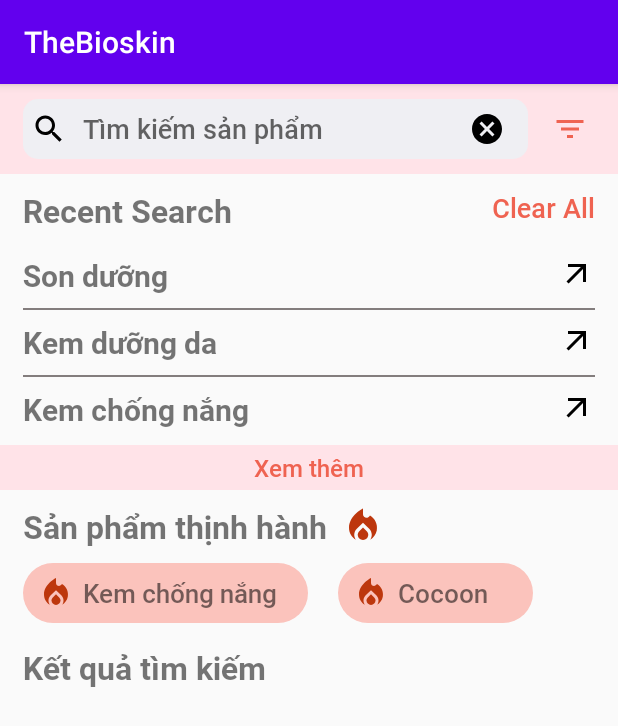
After one commit to The-Bioskin/TheBioskinApp, an Android app: the SearchProductActivity screen opened directly, with no data from a screen before it, on a phone screen of 412 x 824 dp. The commit adds this screen. Shown: the top 726 px of the screen. Run offline under Robolectric (Android 15) with nearby library versions, the phone set to English and light mode, and no system bars.

Commit message:
code of searching product

```diff
--- /dev/null
+++ b/app/src/main/java/com/example/thebioskin/SearchProductActivity.java
@@ -0,0 +1,14 @@
+package com.example.thebioskin;
+
+import androidx.appcompat.app.AppCompatActivity;
+
+import android.os.Bundle;
+
+public class SearchProductActivity extends AppCompatActivity {
+
+    @Override
+    protected void onCreate(Bundle savedInstanceState) {
+        super.onCreate(savedInstanceState);
+        setContentView(R.layout.activity_search_product);
+    }
+}
--- /dev/null
+++ b/app/src/main/res/drawable/ic_arrow_outward.xml
@@ -0,0 +1,5 @@
+<vector android:height="24dp" android:tint="#000000"
+    android:viewportHeight="24" android:viewportWidth="24"
+    android:width="24dp" xmlns:android="http://schemas.android.com/apk/res/android">
+    <path android:fillColor="@android:color/white" android:pathData="M6,6l0,2l8.59,0l-9.59,9.59l1.41,1.41l9.59,-9.59l0,8.59l2,0l0,-12z"/>
+</vector>
--- a/app/src/main/res/drawable/ic_baseline_cancel_24.xml
+++ b/app/src/main/res/drawable/ic_baseline_cancel_24.xml
@@ -1,4 +1,4 @@
-<vector android:height="24dp" android:tint="#F38375"
+<vector android:height="24dp" android:tint="#000000"
     android:viewportHeight="24" android:viewportWidth="24"
     android:width="24dp" xmlns:android="http://schemas.android.com/apk/res/android">
     <path android:fillColor="@android:color/white" android:pathData="M12,2C6.47,2 2,6.47 2,12s4.47,10 10,10 10,-4.47 10,-10S17.53,2 12,2zM17,15.59L15.59,17 12,13.41 8.41,17 7,15.59 10.59,12 7,8.41 8.41,7 12,10.59 15.59,7 17,8.41 13.41,12 17,15.59z"/>
--- /dev/null
+++ b/app/src/main/res/drawable/ic_filter_list.xml
@@ -0,0 +1,5 @@
+<vector android:height="24dp" android:tint="#EF6351"
+    android:viewportHeight="24" android:viewportWidth="24"
+    android:width="24dp" xmlns:android="http://schemas.android.com/apk/res/android">
+    <path android:fillColor="@android:color/white" android:pathData="M10,18h4v-2h-4v2zM3,6v2h18L21,6L3,6zM6,13h12v-2L6,11v2z"/>
+</vector>
--- /dev/null
+++ b/app/src/main/res/drawable/ic_fire.xml
@@ -0,0 +1,6 @@
+<vector android:height="24dp" android:tint="#BD370D"
+    android:viewportHeight="24" android:viewportWidth="24"
+    android:width="24dp" xmlns:android="http://schemas.android.com/apk/res/android">
+    <path android:fillColor="@android:color/white" android:pathData="M12,12.9l-2.13,2.09C9.31,15.55 9,16.28 9,17.06C9,18.68 10.35,20 12,20s3,-1.32 3,-2.94c0,-0.78 -0.31,-1.52 -0.87,-2.07L12,12.9z"/>
+    <path android:fillColor="@android:color/white" android:pathData="M16,6l-0.44,0.55C14.38,8.02 12,7.19 12,5.3V2c0,0 -8,4 -8,11c0,2.92 1.56,5.47 3.89,6.86C7.33,19.07 7,18.1 7,17.06c0,-1.32 0.52,-2.56 1.47,-3.5L12,10.1l3.53,3.47c0.95,0.93 1.47,2.17 1.47,3.5c0,1.02 -0.31,1.96 -0.85,2.75c1.89,-1.15 3.29,-3.06 3.71,-5.3C20.52,10.97 18.79,7.62 16,6z"/>
+</vector>
--- /dev/null
+++ b/app/src/main/res/drawable/ic_search.xml
@@ -0,0 +1,5 @@
+<vector android:height="24dp" android:tint="#000000"
+    android:viewportHeight="24" android:viewportWidth="24"
+    android:width="24dp" xmlns:android="http://schemas.android.com/apk/res/android">
+    <path android:fillColor="@android:color/white" android:pathData="M15.5,14h-0.79l-0.28,-0.27C15.41,12.59 16,11.11 16,9.5 16,5.91 13.09,3 9.5,3S3,5.91 3,9.5 5.91,16 9.5,16c1.61,0 3.09,-0.59 4.23,-1.57l0.27,0.28v0.79l5,4.99L20.49,19l-4.99,-5zM9.5,14C7.01,14 5,11.99 5,9.5S7.01,5 9.5,5 14,7.01 14,9.5 11.99,14 9.5,14z"/>
+</vector>
--- /dev/null
+++ b/app/src/main/res/drawable/item_corner3.xml
@@ -0,0 +1,9 @@
+<?xml version="1.0" encoding="utf-8"?>
+<shape xmlns:android="http://schemas.android.com/apk/res/android">
+    <solid
+        android:color="#FBC3BC" >
+    </solid>
+    <corners
+        android:radius="200dp">
+    </corners>
+</shape>
--- /dev/null
+++ b/app/src/main/res/layout/activity_search_product.xml
@@ -0,0 +1,283 @@
+<?xml version="1.0" encoding="utf-8"?>
+<androidx.constraintlayout.widget.ConstraintLayout xmlns:android="http://schemas.android.com/apk/res/android"
+    xmlns:app="http://schemas.android.com/apk/res-auto"
+    xmlns:tools="http://schemas.android.com/tools"
+    android:layout_width="match_parent"
+    android:layout_height="match_parent"
+    tools:context=".SearchProductActivity">
+    <ScrollView
+        android:layout_width="match_parent"
+        android:layout_height="match_parent"
+        tools:ignore="MissingConstraints">
+        <LinearLayout
+            android:layout_width="match_parent"
+            android:layout_height="match_parent"
+            android:orientation="vertical">
+            <androidx.constraintlayout.widget.ConstraintLayout
+                android:id="@+id/ct_head"
+                android:layout_width="match_parent"
+                android:layout_height="wrap_content">
+                <View
+                    android:id="@+id/view1"
+                    android:layout_width="match_parent"
+                    android:layout_height="60dp"
+                    app:layout_constraintTop_toTopOf="@+id/ct_head"
+                    android:background="#FFE3E8"/>
+                <EditText
+                    android:id="@+id/edt_SearchedProduct"
+                    android:layout_width="match_parent"
+                    android:layout_marginRight="60dp"
+                    android:layout_height="40dp"
+                    android:hint="Tìm kiếm sản phẩm"
+                    android:fontFamily="@font/roboto_medium"
+                    android:textSize="18sp"
+                    app:layout_constraintTop_toTopOf="@+id/view1"
+                    app:layout_constraintLeft_toLeftOf="@id/view1"
+                    app:layout_constraintBottom_toBottomOf="@id/view1"
+                    android:background="@drawable/item_corner"
+                    android:layout_marginLeft="15dp"
+                    android:paddingLeft="40dp"/>
+                <ImageView
+                    android:layout_width="wrap_content"
+                    android:layout_height="wrap_content"
+                    android:src="@drawable/ic_search"
+                    app:layout_constraintBottom_toBottomOf="@id/edt_SearchedProduct"
+                    app:layout_constraintTop_toTopOf="@id/edt_SearchedProduct"
+                    app:layout_constraintLeft_toLeftOf="@id/edt_SearchedProduct"
+                    android:layout_marginLeft="5dp"/>
+                <ImageView
+                    android:id="@+id/imv_Cancel"
+                    android:layout_width="wrap_content"
+                    android:layout_height="wrap_content"
+                    android:src="@drawable/ic_baseline_cancel_24"
+                    app:layout_constraintBottom_toBottomOf="@id/edt_SearchedProduct"
+                    app:layout_constraintTop_toTopOf="@id/edt_SearchedProduct"
+                    app:layout_constraintRight_toRightOf="@id/edt_SearchedProduct"
+                    android:layout_marginRight="15dp"/>
+                <ImageView
+                    android:id="@+id/imv_Filter"
+                    android:layout_width="wrap_content"
+                    android:layout_height="wrap_content"
+                    android:src="@drawable/ic_filter_list"
+                    app:layout_constraintBottom_toBottomOf="@id/view1"
+                    app:layout_constraintTop_toTopOf="@id/view1"
+                    app:layout_constraintRight_toRightOf="@id/view1"
+                    android:layout_marginRight="20dp"/>
+                <TextView
+                    android:id="@+id/txt_RecentSearch"
+                    android:layout_width="wrap_content"
+                    android:layout_height="wrap_content"
+                    android:text="Recent Search"
+                    android:textSize="21dp"
+                    app:layout_constraintTop_toBottomOf="@id/view1"
+                    android:paddingLeft="15dp"
+                    android:layout_marginTop="10dp"
+                    android:fontFamily="@font/roboto_bold"/>
+                <TextView
+                    android:id="@+id/txt_ClearAll"
+                    android:layout_width="wrap_content"
+                    android:layout_height="wrap_content"
+                    android:text="Clear All"
+                    android:fontFamily="@font/roboto_medium"
+                    android:textSize="18dp"
+                    app:layout_constraintTop_toBottomOf="@id/view1"
+                    android:paddingLeft="15dp"
+                    android:layout_marginTop="10dp"
+                    app:layout_constraintRight_toRightOf="@id/ct_head"
+                    android:layout_marginRight="15dp"
+                    android:textColor="#EF6351"/>
+            </androidx.constraintlayout.widget.ConstraintLayout>
+            <androidx.constraintlayout.widget.ConstraintLayout
+                android:id="@+id/ct_2"
+                android:layout_width="match_parent"
+                android:layout_height="wrap_content"
+                android:paddingLeft="15dp"
+                android:paddingRight="15dp"
+                android:layout_marginTop="15dp">
+                <TextView
+                    android:layout_width="wrap_content"
+                    android:layout_height="wrap_content"
+                    android:text="Son dưỡng"
+                    android:textSize="20dp"
+                    android:fontFamily="@font/roboto_bold"/>
+                <ImageView
+                    android:layout_width="wrap_content"
+                    android:layout_height="wrap_content"
+                    android:src="@drawable/ic_arrow_outward"
+                    app:layout_constraintRight_toRightOf="@id/ct_2"/>
+            </androidx.constraintlayout.widget.ConstraintLayout>
+            <View
+                android:layout_width="match_parent"
+                android:layout_height="1dp"
+                android:layout_marginLeft="15dp"
+                android:layout_marginRight="15dp"
+                android:background="#837D7D"
+                android:layout_marginTop="8dp"
+                android:layout_marginBottom="8dp"/>
+            <androidx.constraintlayout.widget.ConstraintLayout
+                android:id="@+id/ct_3"
+                android:layout_width="match_parent"
+                android:layout_height="wrap_content"
+                android:paddingLeft="15dp"
+                android:paddingRight="15dp">
+                <TextView
+                    android:layout_width="wrap_content"
+                    android:layout_height="wrap_content"
+                    android:text="Kem dưỡng da"
+                    android:textSize="20dp"
+                    android:fontFamily="@font/roboto_bold"/>
+                <ImageView
+                    android:layout_width="wrap_content"
+                    android:layout_height="wrap_content"
+                    android:src="@drawable/ic_arrow_outward"
+                    app:layout_constraintRight_toRightOf="@id/ct_3"/>
+            </androidx.constraintlayout.widget.ConstraintLayout>
+            <View
+                android:layout_width="match_parent"
+                android:layout_height="1dp"
+                android:layout_marginLeft="15dp"
+                android:layout_marginRight="15dp"
+                android:background="#837D7D"
+                android:layout_marginTop="8dp"
+                android:layout_marginBottom="8dp"/>
+            <androidx.constraintlayout.widget.ConstraintLayout
+                android:id="@+id/ct_4"
+                android:layout_width="match_parent"
+                android:layout_height="wrap_content"
+                android:paddingLeft="15dp"
+                android:paddingRight="15dp">
+                <TextView
+                    android:layout_width="wrap_content"
+                    android:layout_height="wrap_content"
+                    android:text="Kem chống nắng"
+                    android:textSize="20dp"
+                    android:fontFamily="@font/roboto_bold"/>
+                <ImageView
+                    android:layout_width="wrap_content"
+                    android:layout_height="wrap_content"
+                    android:src="@drawable/ic_arrow_outward"
+                    app:layout_constraintRight_toRightOf="@id/ct_4"/>
+            </androidx.constraintlayout.widget.ConstraintLayout>
+            <androidx.constraintlayout.widget.ConstraintLayout
+                android:id="@+id/ct_5"
+                android:layout_width="match_parent"
+                android:layout_height="wrap_content"
+                android:layout_marginTop="10dp">
+                <View
+                    android:layout_width="match_parent"
+                    android:layout_height="30dp"
+                    android:background="#FFE3E8"/>
+                <TextView
+                    android:layout_width="wrap_content"
+                    android:layout_height="wrap_content"
+                    android:text="Xem thêm"
+                    android:fontFamily="@font/roboto_medium"
+                    android:textColor="#EF6351"
+                    android:textSize="16dp"
+                    app:layout_constraintRight_toRightOf="@id/ct_5"
+                    app:layout_constraintTop_toTopOf="@id/ct_5"
+                    app:layout_constraintBottom_toBottomOf="@id/ct_5"
+                    app:layout_constraintLeft_toLeftOf="@id/ct_5"/>
+            </androidx.constraintlayout.widget.ConstraintLayout>
+            <LinearLayout
+                android:layout_width="match_parent"
+                android:layout_height="wrap_content"
+                android:orientation="horizontal"
+                android:paddingLeft="15dp"
+                android:layout_marginTop="10dp">
+                <TextView
+                    android:id="@+id/txt_PopularProduct"
+                    android:layout_width="wrap_content"
+                    android:layout_height="wrap_content"
+                    android:text="Sản phẩm thịnh hành"
+                    android:fontFamily="@font/roboto_bold"
+                    android:textSize="21dp"
+                    />
+                <ImageView
+                    android:layout_width="28dp"
+                    android:layout_height="28dp"
+                    android:src="@drawable/ic_fire"
+                    android:layout_gravity="center"
+                    android:layout_marginLeft="10dp"/>
+            </LinearLayout>
+            <LinearLayout
+                android:layout_width="match_parent"
+                android:layout_height="wrap_content"
+                android:paddingLeft="15dp"
+                android:layout_marginTop="10dp"
+                android:orientation="horizontal">
+                <androidx.constraintlayout.widget.ConstraintLayout
+                    android:layout_width="wrap_content"
+                    android:layout_height="wrap_content">
+                    <View
+                        android:id="@+id/view3"
+                        android:layout_width="190dp"
+                        android:layout_height="40dp"
+                        android:background="@drawable/item_corner3"/>
+                    <TextView
+                        android:layout_width="wrap_content"
+                        android:layout_height="wrap_content"
+                        android:text="Kem chống nắng"
+                        android:textSize="17dp"
+                        android:fontFamily="@font/roboto_medium"
+                        app:layout_constraintBottom_toBottomOf="@id/view3"
+                        app:layout_constraintTop_toTopOf="@id/view3"
+                        android:paddingLeft="40dp"/>
+                    <ImageView
+                        android:layout_width="wrap_content"
+                        android:layout_height="wrap_content"
+                        android:src="@drawable/ic_fire"
+                        app:layout_constraintLeft_toLeftOf="@id/view3"
+                        app:layout_constraintBottom_toBottomOf="@id/view3"
+                        app:layout_constraintTop_toTopOf="@id/view3"
+                        android:layout_marginLeft="10dp"/>
+                </androidx.constraintlayout.widget.ConstraintLayout>
+                <androidx.constraintlayout.widget.ConstraintLayout
+                    android:layout_width="wrap_content"
+                    android:layout_height="wrap_content"
+                    android:layout_marginLeft="20dp">
+                    <View
+                        android:id="@+id/view4"
+                        android:layout_width="130dp"
+                        android:layout_height="40dp"
+                        android:background="@drawable/item_corner3"/>
+                    <TextView
+                        android:layout_width="wrap_content"
+                        android:layout_height="wrap_content"
+                        android:text="Cocoon"
+                        android:textSize="17dp"
+                        android:fontFamily="@font/roboto_medium"
+                        app:layout_constraintBottom_toBottomOf="@id/view4"
+                        app:layout_constraintTop_toTopOf="@id/view4"
+                        android:paddingLeft="40dp"/>
+                    <ImageView
+                        android:layout_width="wrap_content"
+                        android:layout_height="wrap_content"
+                        android:src="@drawable/ic_fire"
+                        app:layout_constraintLeft_toLeftOf="@id/view4"
+                        app:layout_constraintBottom_toBottomOf="@id/view4"
+                        app:layout_constraintTop_toTopOf="@id/view4"
+                        android:layout_marginLeft="10dp"/>
+                </androidx.constraintlayout.widget.ConstraintLayout>
+            </LinearLayout>
+            <TextView
+                android:id="@+id/txt_SearchingResult"
+                android:layout_width="wrap_content"
+                android:layout_height="wrap_content"
+                android:text="Kết quả tìm kiếm"
+                android:fontFamily="@font/roboto_bold"
+                android:textSize="21dp"
+                android:layout_marginLeft="15dp"
+                android:layout_marginTop="15dp"
+                />
+            <ListView
+                android:id="@+id/lv_ListResult"
+                android:layout_width="match_parent"
+                android:layout_height="wrap_content"
+                android:layout_marginLeft="15dp"
+                android:layout_marginRight="15dp"
+                android:layout_marginTop="10dp"
+                android:layout_marginBottom="10dp"/>
+        </LinearLayout>
+    </ScrollView>
+</androidx.constraintlayout.widget.ConstraintLayout>
```
Also changed, not shown: app/src/main/AndroidManifest.xml (+8 -0 lines).
